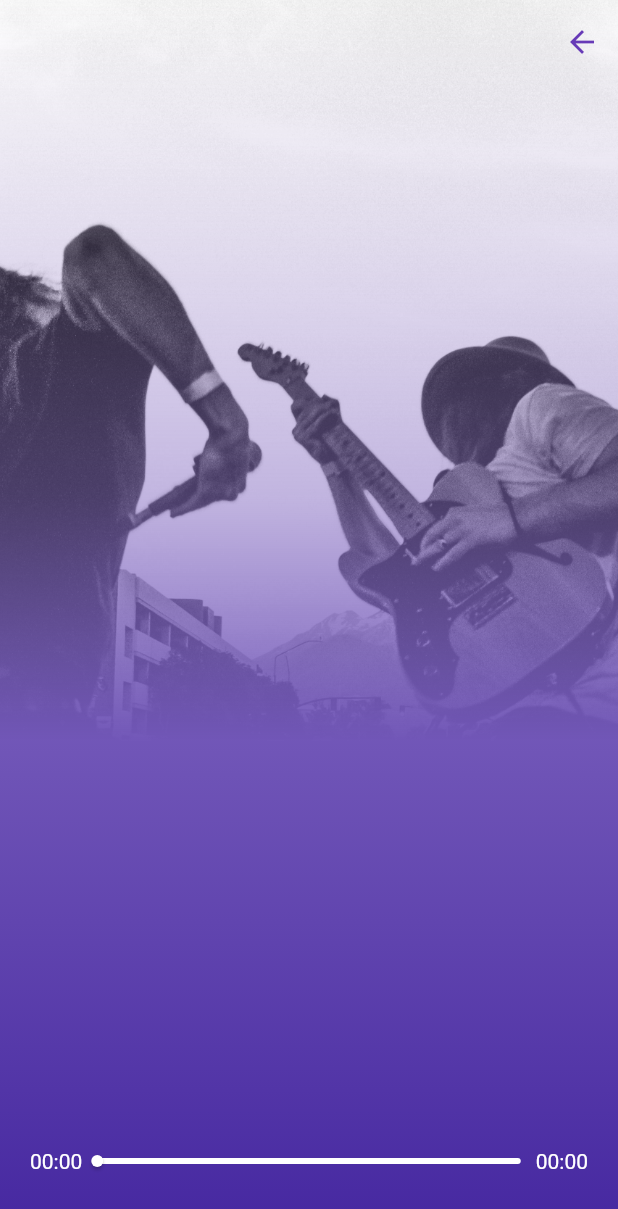
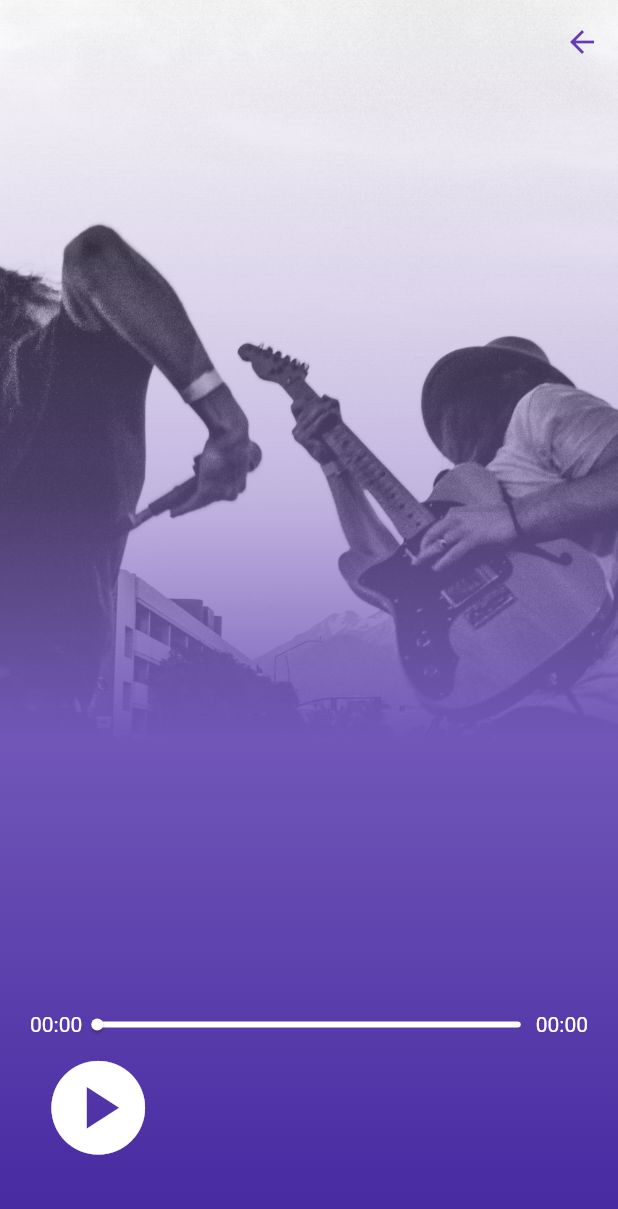
Before and after one commit to katsuxD/120_Days_Code_And_Design_To_Get_A_Job, a Flutter app: the SongScreen screen opened by its route, on a phone screen of 412 x 824 dp. Shown: the top 1209 px of the screen. Run offline on Flutter 3.47's test engine with Material 2 defaults, Android fonts, the phone set to English and light mode, and no system bars; our stand-ins replace dio, geocoding, geolocator, get, go_router, google_fonts and 3 more; network calls fail.

Commit message:
update the button play code

```diff
--- a/Day 21 to 30/Day23/music_app_leaning/lib/screens/song_screen.dart
+++ b/Day 21 to 30/Day23/music_app_leaning/lib/screens/song_screen.dart
@@ -101,9 +101,77 @@ class MusicPLayer extends StatelessWidget {
                 duration: positionData?.duration ?? Duration.zero,
                 onChanged: audioPlayer.seek,
               );
-              }),
+            },
+          ),
+          _PlayerButton(audioPlayer: audioPlayer)
         ],
       ),
+    );
+  }
+}
+
+class _PlayerButton extends StatelessWidget {
+  const _PlayerButton({
+    Key? key,
+    required this.audioPlayer,
+  }) : super(key: key);
+
+  final AudioPlayer audioPlayer;
+
+  @override
+  Widget build(BuildContext context) {
+    return Row(
+      children: [
+        StreamBuilder<PlayerState>(
+          stream: audioPlayer.playerStateStream,
+          builder: (context, snapshot) {
+            if (snapshot.hasData) {
+              final playerState = snapshot.data;
+              final processingState = playerState!.processingState;
+
+              if (processingState == ProcessingState.loading ||
+                  processingState == ProcessingState.buffering) {
+                return Container(
+                  width: 64.0,
+                  height: 64.0,
+                  margin: const EdgeInsets.all(10),
+                  child: const CircularProgressIndicator(),
+                );
+              } else if (!audioPlayer.playing) {
+                return IconButton(
+                  onPressed: audioPlayer.play,
+                  icon: const Icon(
+                    Icons.play_circle,
+                    color: Colors.white,
+                  ),
+                  iconSize: 75,
+                );
+              } else if (processingState != ProcessingState.completed) {
+                return IconButton(
+                  onPressed: audioPlayer.pause,
+                  icon: const Icon(
+                    Icons.play_circle,
+                    color: Colors.white,
+                  ),
+                  iconSize: 75,
+                );
+              } else {
+                return IconButton(
+                  onPressed: () => audioPlayer.seek(Duration.zero,
+                      index: audioPlayer.effectiveIndices!.first),
+                  icon: const Icon(
+                    Icons.replay_circle_filled_outlined,
+                    color: Colors.white,
+                  ),
+                  iconSize: 75,
+                );
+              }
+            } else {
+              return const CircularProgressIndicator();
+            }
+          },
+        ),
+      ],
     );
   }
 }
```
Lines whose indentation alone changed are shown as unchanged.
